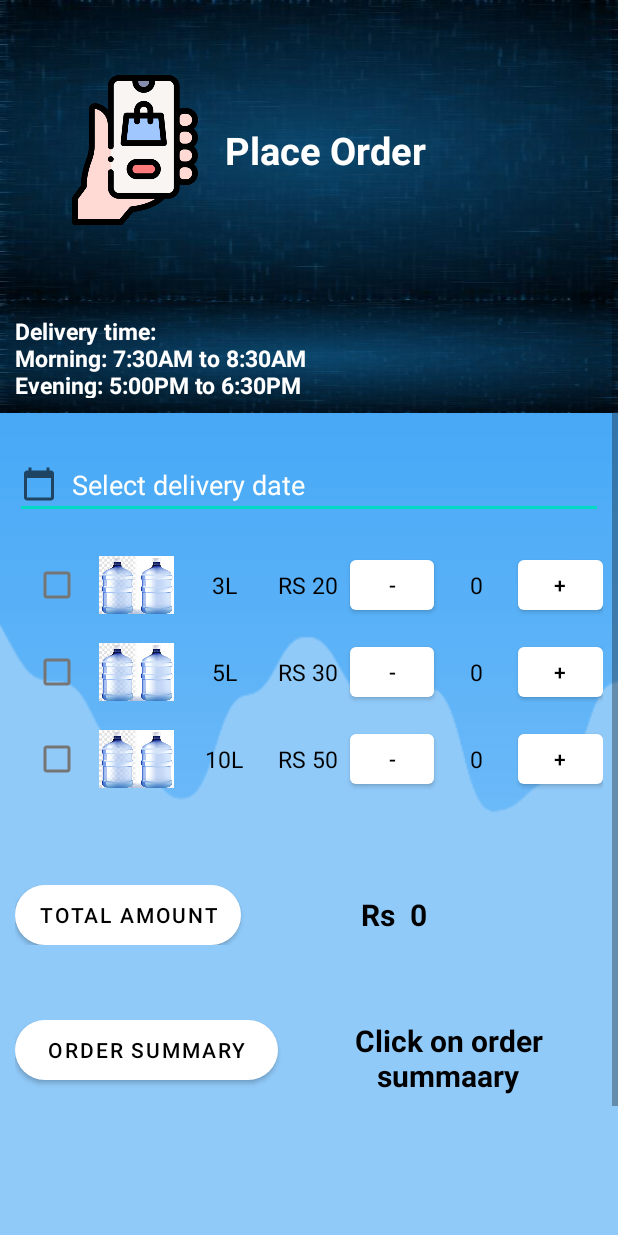
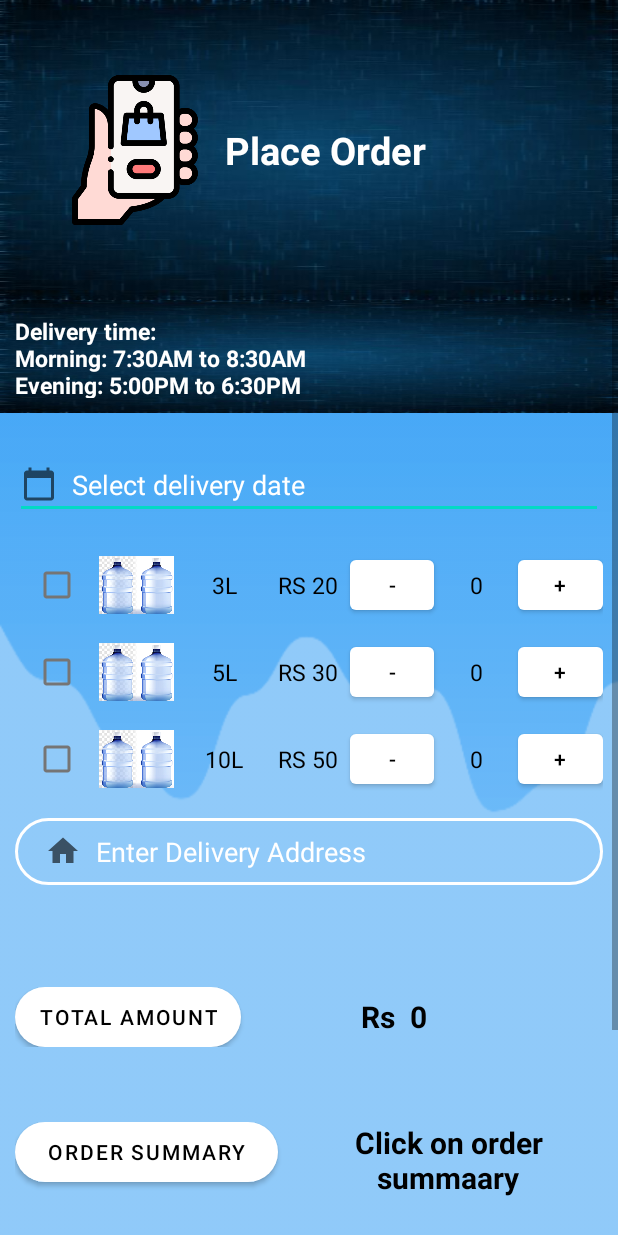
Before and after one commit to onkarnp/Aquaman, an Android app: the OrderActivity screen opened directly, with no data from a screen before it, on a phone screen of 412 x 824 dp. Run offline under Robolectric (Android 15) with nearby library versions, the phone set to English and light mode, and no system bars; our stand-ins replace Firebase (no records; nobody signed in at launch, a user with empty details on screens opened directly); Roboto replaces fonts that are not available here; 1 statement that could not run was skipped.

Commit message:
delivery address field added.

```diff
--- a/app/src/main/java/com/example/myapplication/OrderActivity.java
+++ b/app/src/main/java/com/example/myapplication/OrderActivity.java
@@ -28,7 +28,7 @@ public class OrderActivity extends AppCompatActivity {
     private int q1=0,q2=0,q3=0,amt=0;
     private String summ;
     private String status = "Pending";
-    private EditText date;
+    private EditText date,address;
     private TextView price,summary;
     private ProgressDialog loadingBar;
     TextView t1;
@@ -61,6 +61,7 @@ public class OrderActivity extends AppCompatActivity {
         Button summaryButton = findViewById(R.id.summaryButton);
         Button totAmountButton = findViewById(R.id.totAmountButton);
         date = (EditText) findViewById(R.id.date);
+        address = (EditText) findViewById(R.id.inputDeliveryAddress);
         price = (TextView) findViewById(R.id.price);
         loadingBar = new ProgressDialog(this);
         TextView sumtxt = (TextView)findViewById(R.id.summary);
@@ -143,14 +144,15 @@ public class OrderActivity extends AppCompatActivity {
                 loadingBar.setCanceledOnTouchOutside(false);
                 loadingBar.show();
                 String dateString = date.getText().toString();
-                String priceString =price.getText().toString();
+                String priceString = price.getText().toString();
+                String addressString = address.getText().toString();
                 String summary = summ;
                 String status = "Pending";
                 rootNode = FirebaseDatabase.getInstance();
                 mAuth= FirebaseAuth.getInstance();
                 String userID = mAuth.getCurrentUser().getUid();
                 reference = rootNode.getReference("orders");
-                Order order = new Order(dateString,priceString,summary,status);
+                Order order = new Order(dateString,priceString,summary,status,addressString);
                 reference.child(dateString).child(userID).setValue(order);
                 loadingBar.dismiss();
                 Toast.makeText(OrderActivity.this, "Order placed successfully :)", Toast.LENGTH_SHORT).show();
--- a/app/src/main/res/layout/order_activity.xml
+++ b/app/src/main/res/layout/order_activity.xml
@@ -301,6 +301,32 @@
 
 
             </LinearLayout>
+
+            <LinearLayout
+                android:layout_width="match_parent"
+                android:layout_height="wrap_content">
+                <EditText
+                    android:id="@+id/inputDeliveryAddress"
+                    android:layout_width="match_parent"
+                    android:layout_height="wrap_content"
+                    android:layout_marginTop="15dp"
+                    android:layout_marginBottom="8dp"
+                    android:background="@drawable/input_bg"
+                    android:drawableStart="@drawable/ic_home"
+                    android:drawableLeft="@drawable/ic_home"
+                    android:drawablePadding="10dp"
+                    android:ems="10"
+                    android:hint="@string/enter_delivery_address"
+                    android:importantForAutofill="no"
+                    android:inputType="text"
+                    android:paddingLeft="20dp"
+                    android:paddingTop="10dp"
+                    android:paddingRight="20dp"
+                    android:paddingBottom="10dp"
+                    android:textColor="#FFFFFF"
+                    android:textColorHint="#FFFFFF" />
+            </LinearLayout>
+
             <LinearLayout
                 android:layout_width="match_parent"
                 android:layout_height="wrap_content"
@@ -364,6 +390,7 @@
                     android:layout_gravity="center"
                     android:layout_marginStart="10dp" />
             </LinearLayout>
+
             <LinearLayout
                 android:layout_width="match_parent"
                 android:layout_height="50dp"
--- a/app/src/main/res/values/strings.xml
+++ b/app/src/main/res/values/strings.xml
@@ -54,4 +54,5 @@
     <string name="place_order">Place Order</string>
     <string name="AboutUs">About Us</string>
     <string name="_0">0</string>
+    <string name="enter_delivery_address">Enter Delivery Address</string>
 </resources>
```
Also changed, not shown: app/src/main/java/com/example/myapplication/Order.java (+11 -2 lines).
